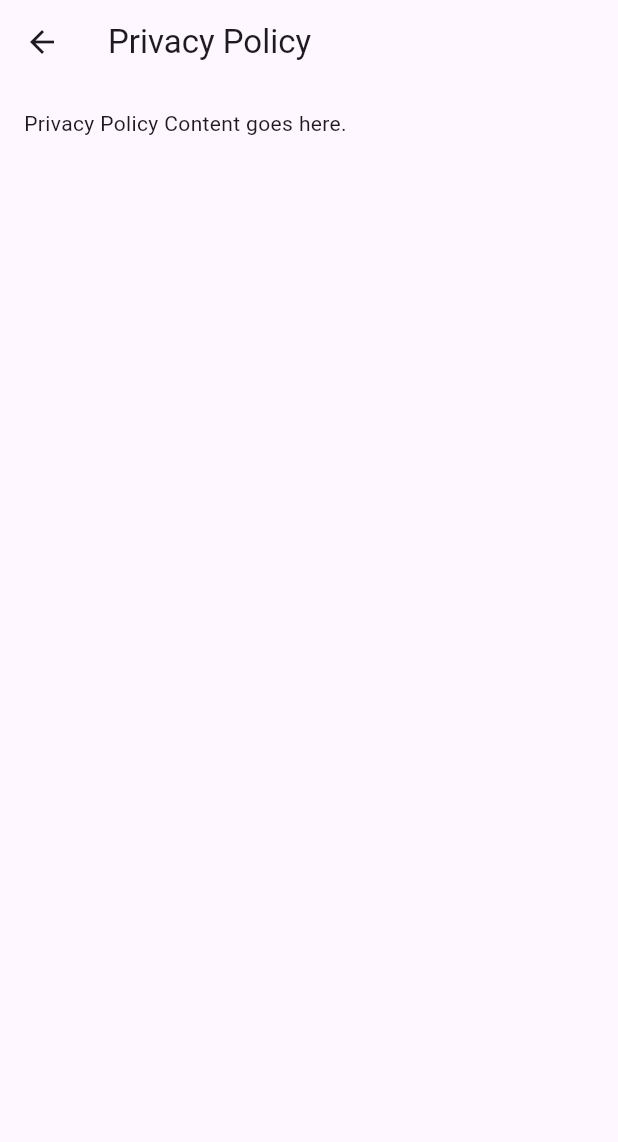
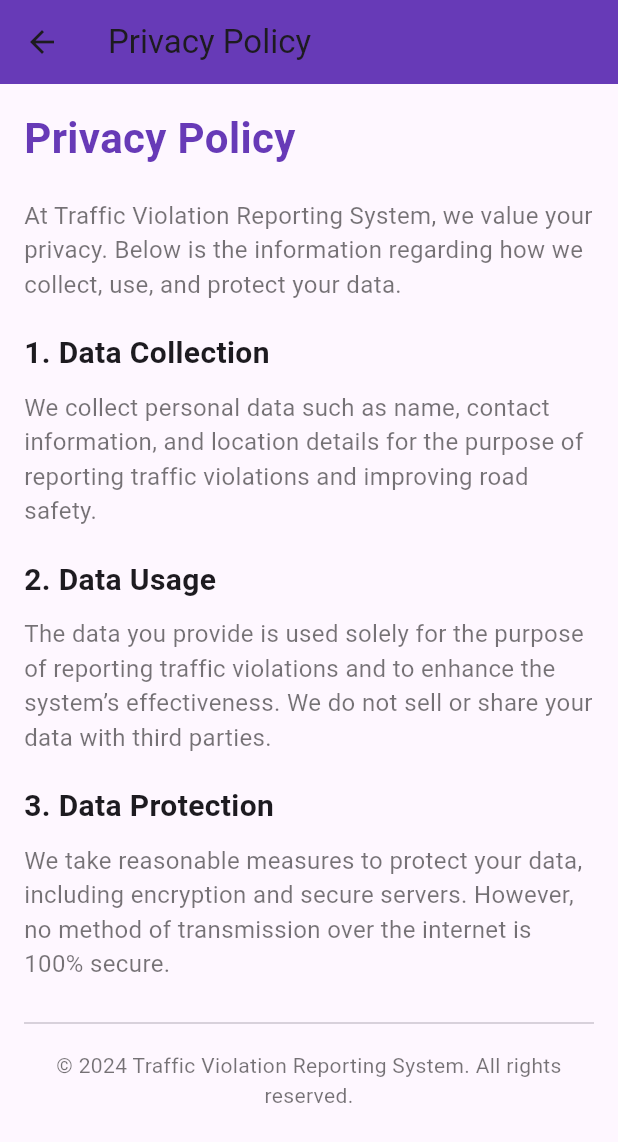
Before and after one commit to EndrexAkoto/Traffic_Violation_Reporting_System, a Flutter app: the PrivacyPolicyPage screen opened by its route, on a phone screen of 412 x 824 dp. Shown: the top 1142 px of the screen. Run offline on Flutter 3.47's test engine with Material 3 defaults, Android fonts, the phone set to English and light mode, and no system bars; our stand-ins replace font_awesome_flutter, google_maps_flutter, image_picker.

Commit message:
updates to dart files

```diff
--- a/traffic_violation_app/lib/pages/privacy_policy_page.dart
+++ b/traffic_violation_app/lib/pages/privacy_policy_page.dart
@@ -1,5 +1,3 @@
-// lib/pages/privacy_policy_page.dart
-
 import 'package:flutter/material.dart';
 
 class PrivacyPolicyPage extends StatelessWidget {
@@ -8,10 +6,68 @@ class PrivacyPolicyPage extends StatelessWidget {
   @override
   Widget build(BuildContext context) {
     return Scaffold(
-      appBar: AppBar(title: const Text('Privacy Policy')),
-      body: const Padding(
-        padding: EdgeInsets.all(16.0),
-        child: Text('Privacy Policy Content goes here.'),
+      appBar: AppBar(
+        title: const Text('Privacy Policy'),
+        backgroundColor: Colors.deepPurple,  // Set theme color for AppBar
+      ),
+      body: Padding(
+        padding: const EdgeInsets.all(16.0),
+        child: Column(
+          crossAxisAlignment: CrossAxisAlignment.start,
+          children: [
+            const Text(
+              'Privacy Policy',
+              style: TextStyle(
+                fontSize: 28,
+                fontWeight: FontWeight.bold,
+                color: Colors.deepPurple,
+              ),
+            ),
+            const SizedBox(height: 20),
+            const Text(
+              'At Traffic Violation Reporting System, we value your privacy. Below is the information regarding how we collect, use, and protect your data.',
+              style: TextStyle(fontSize: 16, color: Colors.black54),
+            ),
+            const SizedBox(height: 20),
+            const Text(
+              '1. Data Collection',
+              style: TextStyle(fontSize: 20, fontWeight: FontWeight.bold),
+            ),
+            const SizedBox(height: 10),
+            const Text(
+              'We collect personal data such as name, contact information, and location details for the purpose of reporting traffic violations and improving road safety.',
+              style: TextStyle(fontSize: 16, color: Colors.black54),
+            ),
+            const SizedBox(height: 20),
+            const Text(
+              '2. Data Usage',
+              style: TextStyle(fontSize: 20, fontWeight: FontWeight.bold),
+            ),
+            const SizedBox(height: 10),
+            const Text(
+              'The data you provide is used solely for the purpose of reporting traffic violations and to enhance the system’s effectiveness. We do not sell or share your data with third parties.',
+              style: TextStyle(fontSize: 16, color: Colors.black54),
+            ),
+            const SizedBox(height: 20),
+            const Text(
+              '3. Data Protection',
+              style: TextStyle(fontSize: 20, fontWeight: FontWeight.bold),
+            ),
+            const SizedBox(height: 10),
+            const Text(
+              'We take reasonable measures to protect your data, including encryption and secure servers. However, no method of transmission over the internet is 100% secure.',
+              style: TextStyle(fontSize: 16, color: Colors.black54),
+            ),
+            const SizedBox(height: 20),
+            const Divider(),
+            const SizedBox(height: 10),
+            const Text(
+              '© 2024 Traffic Violation Reporting System. All rights reserved.',
+              style: TextStyle(fontSize: 14, color: Colors.black54),
+              textAlign: TextAlign.center,
+            ),
+          ],
+        ),
       ),
     );
   }
--- a/traffic_violation_app/pubspec.yaml
+++ b/traffic_violation_app/pubspec.yaml
@@ -23,6 +23,11 @@ dev_dependencies:
   flutter_test:
     sdk: flutter
   flutter_lints: ^5.0.0
+  flutter:
+    sdk: flutter
+  url_launcher: ^6.0.9 # Add this line
+
+  font_awesome_flutter: ^10.0.0
 
 flutter:
   uses-material-design: true
```
Also changed, not shown: traffic_violation_app/lib/pages/contacts_page.dart (+76 -3 lines), traffic_violation_app/pubspec.lock, 5 other files.
